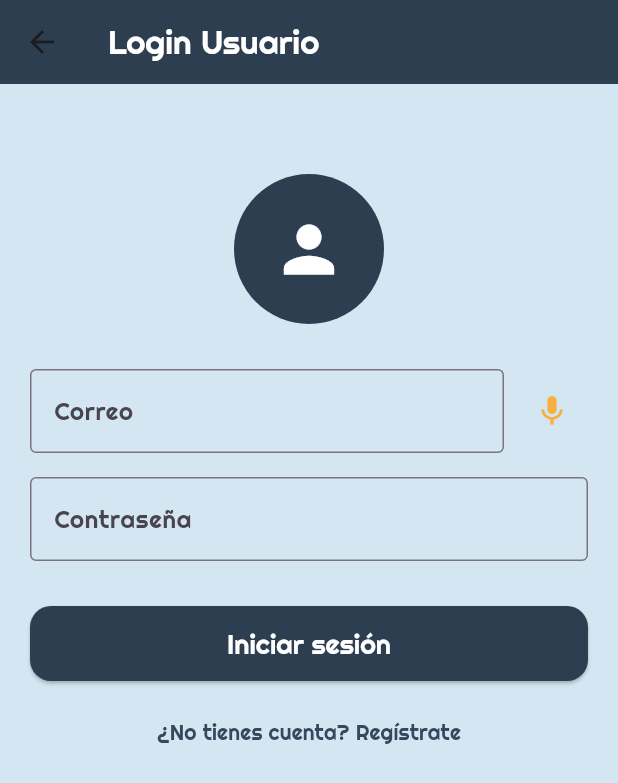
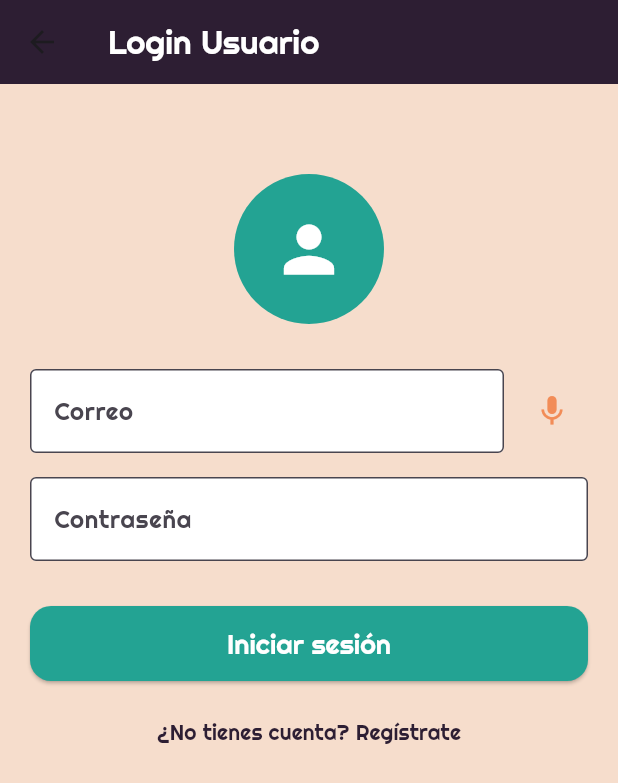
Before and after one commit to DekoXJ/IncluJob, a Flutter app: the screen it shows after launch, after a tap on "Iniciar sesión como Usuario", on a phone screen of 412 x 824 dp. Shown: the top 783 px of the screen. Run offline on Flutter 3.47's test engine with Material 3 defaults, Android fonts, the light colour scheme and no system bars; our stand-ins replace cloud_firestore, firebase_auth, firebase_core, flutter_tts, speech_to_text; accounts and stored records are empty.

Commit message:
Se han actualizado todos los diseños de las interfaces al actual

```diff
--- /dev/null
+++ b/IncluJob.und/id.txt
@@ -0,0 +1 @@
+{db372c04-9541-4645-bbf0-1cb34dbff76c}
--- /dev/null
+++ b/IncluJob64a1340d.und/id.txt
@@ -0,0 +1 @@
+{79a086e8-c104-4899-a6a1-cf6ea2d2b41b}
--- a/lib/screens/capacitaciones_usuario.dart
+++ b/lib/screens/capacitaciones_usuario.dart
@@ -8,9 +8,9 @@ class CapacitacionesUsuario extends StatelessWidget {
   @override
   Widget build(BuildContext context) {
     return Scaffold(
-      backgroundColor: const Color(0xFFD4E6F1),
+      backgroundColor: const Color(0xFFF6DDCC),
       appBar: AppBar(
-        backgroundColor: const Color(0xFF2C3E50),
+        backgroundColor: const Color(0xFF2D1E33),
         title: const Text('Capacitaciones', style: TextStyle(fontFamily: 'Righteous', color: Colors.white)),
       ),
       body: StreamBuilder(
@@ -53,7 +53,7 @@ class CapacitacionesUsuario extends StatelessWidget {
                     style: const TextStyle(fontFamily: 'Righteous'),
                   ),
                   trailing: IconButton(
-                    icon: const Icon(Icons.copy, color: Color(0xFF2C3E50)),
+                    icon: const Icon(Icons.copy, color: Color(0xFF23A393)),
                     onPressed: () {
                       Clipboard.setData(ClipboardData(text: data['link'] ?? ''));
                       ScaffoldMessenger.of(context).showSnackBar(
--- a/lib/screens/detalle_empleo_screen.dart
+++ b/lib/screens/detalle_empleo_screen.dart
@@ -8,10 +8,10 @@ class DetalleEmpleoScreen extends StatelessWidget {
   @override
   Widget build(BuildContext context) {
     return Scaffold(
-      backgroundColor: const Color(0xFFD4E6F1),
+      backgroundColor: const Color(0xFFF6DDCC),
       appBar: AppBar(
         title: const Text('Detalle del Empleo', style: TextStyle(fontFamily: 'Righteous', color: Colors.white)),
-        backgroundColor: const Color(0xFF2C3E50),
+        backgroundColor: const Color(0xFF2D1E33),
       ),
       body: Padding(
         padding: const EdgeInsets.all(16.0),
@@ -41,7 +41,7 @@ class DetalleEmpleoScreen extends StatelessWidget {
                   child: ElevatedButton(
                     onPressed: () => Navigator.pop(context),
                     style: ElevatedButton.styleFrom(
-                      backgroundColor: const Color(0xFF2E86C1),
+                      backgroundColor: const Color(0xFF23A393),
                       foregroundColor: Colors.white,
                       textStyle: const TextStyle(fontFamily: 'Righteous', fontSize: 16),
                       shape: RoundedRectangleBorder(borderRadius: BorderRadius.circular(12)),
--- a/lib/screens/login_usuario_screen.dart
+++ b/lib/screens/login_usuario_screen.dart
@@ -50,9 +50,9 @@ class _LoginUsuarioScreenState extends State<LoginUsuarioScreen> {
   @override
   Widget build(BuildContext context) {
     return Scaffold(
-      backgroundColor: const Color(0xFFD4E6F1),
+      backgroundColor: const Color(0xFFF6DDCC),
       appBar: AppBar(
-        backgroundColor: const Color(0xFF2C3E50),
+        backgroundColor: const Color(0xFF2D1E33),
         title: const Text(
           'Login Usuario',
           style: TextStyle(fontFamily: 'Righteous', color: Colors.white),
@@ -65,7 +65,7 @@ class _LoginUsuarioScreenState extends State<LoginUsuarioScreen> {
             const SizedBox(height: 40),
             const CircleAvatar(
               radius: 50,
-              backgroundColor: Color(0xFF2C3E50),
+              backgroundColor: Color(0xFF23A393),
               child: Icon(Icons.person, size: 50, color: Colors.white),
             ),
             const SizedBox(height: 30),
@@ -78,12 +78,14 @@ class _LoginUsuarioScreenState extends State<LoginUsuarioScreen> {
                       labelText: 'Correo',
                       labelStyle: TextStyle(fontFamily: 'Righteous'),
                       border: OutlineInputBorder(),
+                      fillColor: Colors.white,
+                      filled: true,
                     ),
                   ),
                 ),
                 const SizedBox(width: 8),
                 IconButton(
-                  icon: const Icon(Icons.mic, color: Color(0xFFF5B041)),
+                  icon: const Icon(Icons.mic, color: Color(0xFFF28C57)),
                   onPressed: _listenEmail,
                 ),
               ],
@@ -96,13 +98,15 @@ class _LoginUsuarioScreenState extends State<LoginUsuarioScreen> {
                 labelText: 'Contraseña',
                 labelStyle: TextStyle(fontFamily: 'Righteous'),
                 border: OutlineInputBorder(),
+                fillColor: Colors.white,
+                filled: true,
               ),
             ),
             const SizedBox(height: 30),
             ElevatedButton(
               onPressed: _login,
               style: ElevatedButton.styleFrom(
-                backgroundColor: const Color(0xFF2C3E50),
+                backgroundColor: const Color(0xFF23A393),
                 foregroundColor: Colors.white,
                 minimumSize: const Size(double.infinity, 50),
                 textStyle: const TextStyle(fontSize: 18, fontFamily: 'Righteous'),
@@ -115,7 +119,7 @@ class _LoginUsuarioScreenState extends State<LoginUsuarioScreen> {
               onPressed: _goToRegister,
               child: const Text(
                 '¿No tienes cuenta? Regístrate',
-                style: TextStyle(fontFamily: 'Righteous', color: Color(0xFF34495E)),
+                style: TextStyle(fontFamily: 'Righteous', color: Color(0xFF2D1E33)),
               ),
             ),
           ],
--- a/lib/screens/welcome_screen.dart
+++ b/lib/screens/welcome_screen.dart
@@ -17,7 +17,6 @@ class _WelcomeScreenState extends State<WelcomeScreen> {
   void _speakAndNavigate(String userType) async {
     await _tts.speak('Has seleccionado iniciar sesión como $userType');
     await Future.delayed(const Duration(seconds: 2));
-
     if (!mounted) return;
     if (userType == 'usuario') {
       Navigator.pushNamed(context, '/loginUsuario');
@@ -57,7 +56,7 @@ class _WelcomeScreenState extends State<WelcomeScreen> {
   @override
   Widget build(BuildContext context) {
     return Scaffold(
-      backgroundColor: const Color(0xFFD4E6F1), // Fondo azul claro como el del logo
+      backgroundColor: const Color(0xFFF6DDCC), // Fondo beige claro
       body: Padding(
         padding: const EdgeInsets.all(24.0),
         child: Column(
@@ -73,7 +72,7 @@ class _WelcomeScreenState extends State<WelcomeScreen> {
               style: TextStyle(
                 fontSize: 28,
                 fontFamily: 'Righteous',
-                color: Color(0xFF1C2833), // Azul oscuro
+                color: Color(0xFF2D1E33), // Fondo oscuro del logo
               ),
               textAlign: TextAlign.center,
             ),
@@ -83,7 +82,7 @@ class _WelcomeScreenState extends State<WelcomeScreen> {
               label: const Text('Iniciar sesión como Usuario'),
               onPressed: () => Navigator.pushNamed(context, '/loginUsuario'),
               style: ElevatedButton.styleFrom(
-                backgroundColor: const Color(0xFF2C3E50),
+                backgroundColor: const Color(0xFF23A393), // Verde azulado
                 foregroundColor: Colors.white,
                 minimumSize: const Size(double.infinity, 50),
                 textStyle: const TextStyle(fontFamily: 'Righteous'),
@@ -96,7 +95,7 @@ class _WelcomeScreenState extends State<WelcomeScreen> {
               label: const Text('Iniciar sesión como Empresa'),
               onPressed: () => Navigator.pushNamed(context, '/loginEmpresa'),
               style: ElevatedButton.styleFrom(
-                backgroundColor: const Color(0xFF34495E),
+                backgroundColor: const Color(0xFF2D1E33), // Fondo oscuro
                 foregroundColor: Colors.white,
                 minimumSize: const Size(double.infinity, 50),
                 textStyle: const TextStyle(fontFamily: 'Righteous'),
@@ -109,7 +108,7 @@ class _WelcomeScreenState extends State<WelcomeScreen> {
               label: Text(_isListening ? 'Escuchando...' : 'Usar Voz'),
               onPressed: _isListening ? null : _startListening,
               style: ElevatedButton.styleFrom(
-                backgroundColor: const Color(0xFFF5B041), // Complementario naranja suave
+                backgroundColor: const Color(0xFFF28C57), // Naranja suave
                 foregroundColor: Colors.white,
                 minimumSize: const Size(double.infinity, 50),
                 textStyle: const TextStyle(fontFamily: 'Righteous'),
@@ -122,7 +121,7 @@ class _WelcomeScreenState extends State<WelcomeScreen> {
               style: TextStyle(
                 fontSize: 16,
                 fontFamily: 'Righteous',
-                color: Color(0xFF566573),
+                color: Color(0xFF2D1E33), // Oscuro legible
               ),
               textAlign: TextAlign.center,
             ),
```
Also changed, not shown: lib/screens/cuestionario_screen.dart (+5 -4 lines), lib/screens/dashboard_empresa.dart (+10 -9 lines), lib/screens/dashboard_usuario.dart (+9 -8 lines), lib/screens/detalle_postulante_screen.dart (+28 -15 lines), lib/screens/historial_evaluaciones.dart (+5 -5 lines), lib/screens/login_empresa_screen.dart (+10 -6 lines), lib/screens/registro_empresa_screen.dart (+7 -5 lines), lib/screens/registro_usuario_screen.dart (+8 -6 lines), assets/images/icon.png, assets/images/logo.png, 2 other files.
